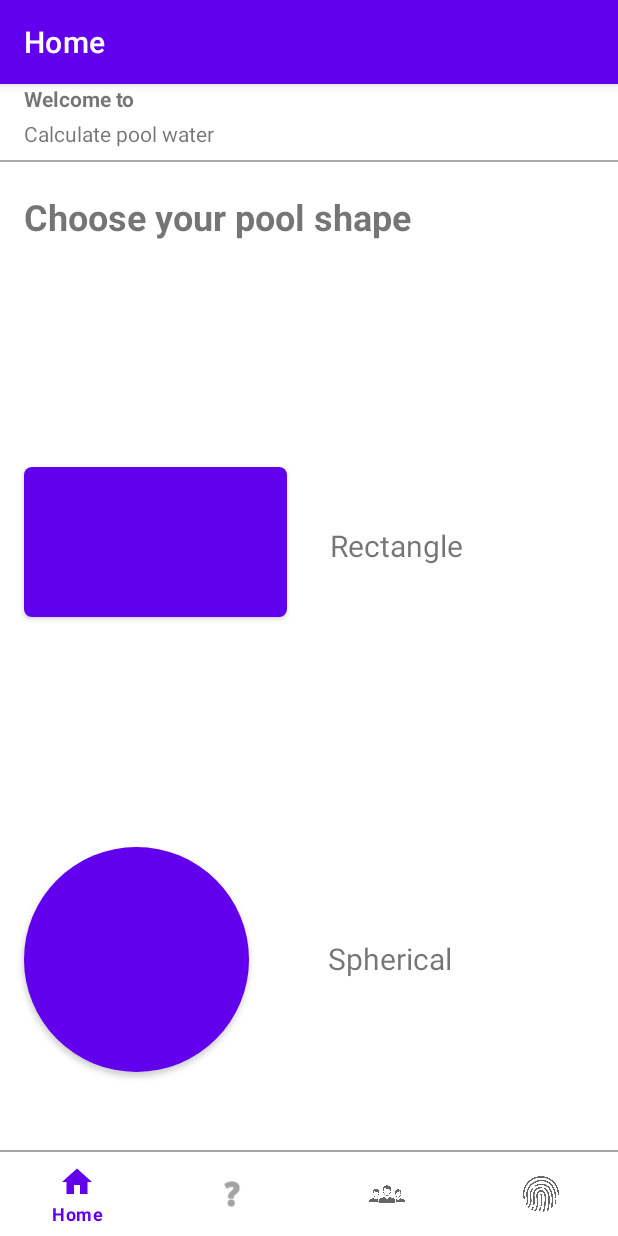
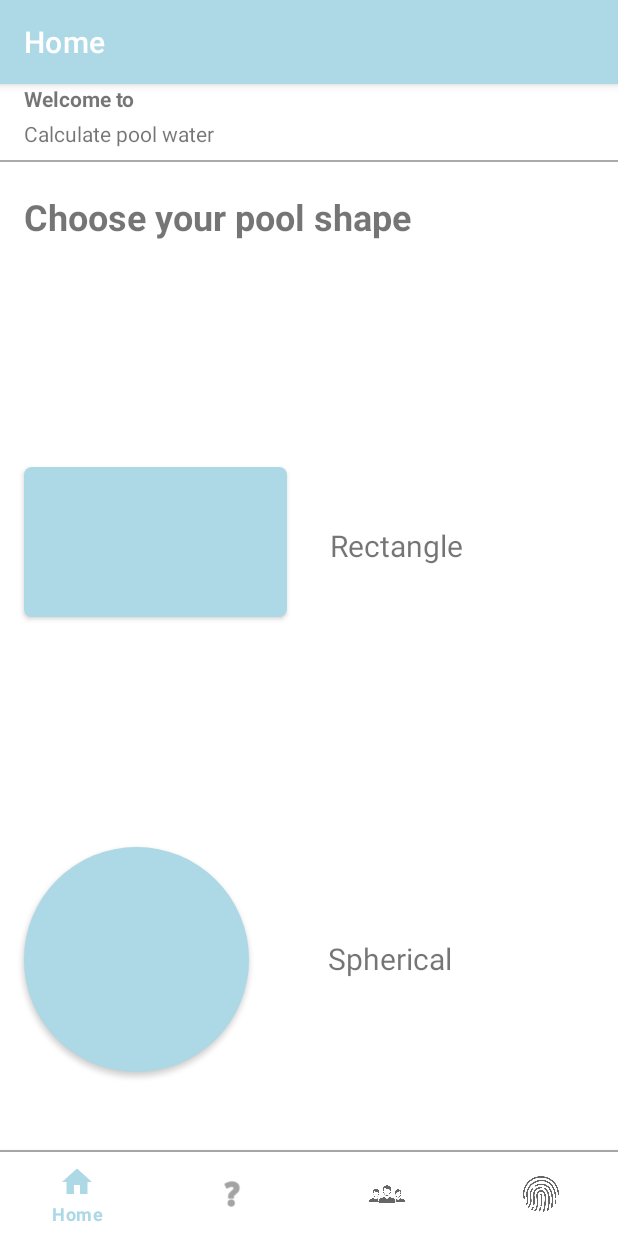
Before and after one commit to MrNumiko/Pool-Rechner, an Android app: the screen it shows after launch (MainActivity), on a phone screen of 412 x 824 dp. Run offline under Robolectric (Android 15) with nearby library versions, the phone set to English and light mode, and no system bars; our stand-ins replace navigation-ui.

Commit message:
style: New theme

```diff
--- a/app/src/main/AndroidManifest.xml
+++ b/app/src/main/AndroidManifest.xml
@@ -10,7 +10,7 @@
         android:label="@string/app_name"
         android:roundIcon="@drawable/pool_calculator_logo"
         android:supportsRtl="true"
-        android:theme="@style/Theme.PoolRechner"
+        android:theme="@style/CustomTheme"
         tools:targetApi="31">
         <activity
             android:name=".MainActivity"
--- a/app/src/main/res/values-night/themes.xml
+++ /dev/null
@@ -1,16 +0,0 @@
-<resources xmlns:tools="http://schemas.android.com/tools">
-    <!-- Base application theme. -->
-    <style name="Theme.PoolRechner" parent="Theme.MaterialComponents.DayNight.DarkActionBar">
-        <!-- Primary brand color. -->
-        <item name="colorPrimary">@color/purple_200</item>
-        <item name="colorPrimaryVariant">@color/purple_700</item>
-        <item name="colorOnPrimary">@color/black</item>
-        <!-- Secondary brand color. -->
-        <item name="colorSecondary">@color/teal_200</item>
-        <item name="colorSecondaryVariant">@color/teal_200</item>
-        <item name="colorOnSecondary">@color/black</item>
-        <!-- Status bar color. -->
-        <item name="android:statusBarColor">?attr/colorPrimaryVariant</item>
-        <!-- Customize your theme here. -->
-    </style>
-</resources>
--- a/app/src/main/res/values/colors.xml
+++ b/app/src/main/res/values/colors.xml
@@ -7,4 +7,5 @@
     <color name="teal_700">#FF018786</color>
     <color name="black">#FF000000</color>
     <color name="white">#FFFFFFFF</color>
+    <color name="light_blue">#add8e6</color>
 </resources>
--- a/app/src/main/res/values/themes.xml
+++ b/app/src/main/res/values/themes.xml
@@ -13,4 +13,18 @@
         <item name="android:statusBarColor">?attr/colorPrimaryVariant</item>
         <!-- Customize your theme here. -->
     </style>
+
+    <style name="CustomTheme" parent="Theme.MaterialComponents.Light.DarkActionBar">
+        <!-- Primary brand color. -->
+        <item name="colorPrimary">@color/light_blue</item>
+        <item name="colorPrimaryVariant">@color/light_blue</item>
+        <item name="colorOnPrimary">@color/black</item>
+        <!-- Secondary brand color. -->
+        <item name="colorSecondary">@color/teal_200</item>
+        <item name="colorSecondaryVariant">@color/teal_700</item>
+        <item name="colorOnSecondary">@color/light_blue</item>
+        <!-- Status bar color. -->
+        <item name="android:statusBarColor">?attr/colorPrimaryVariant</item>
+        <!-- Customize your theme here. -->
+    </style>
 </resources>
```
